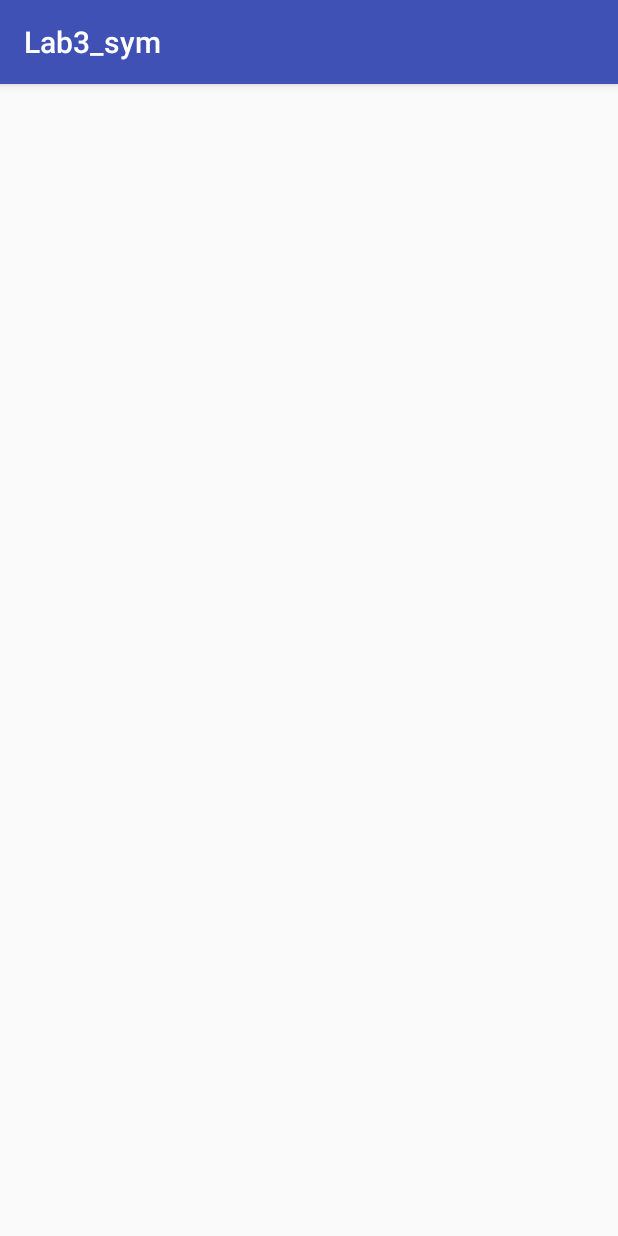
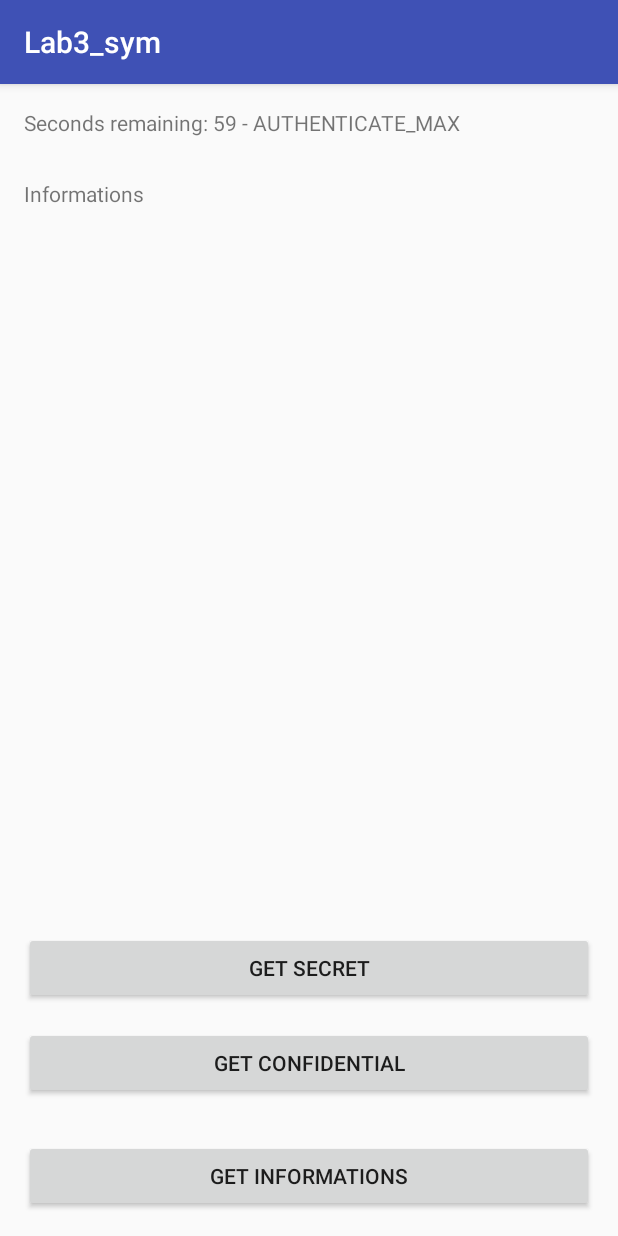
Before and after one commit to ThibaultSchowing/SYM-lab03, an Android app: the Wellcome screen opened directly, with no data from a screen before it, on a phone screen of 412 x 824 dp. Run offline under Robolectric (Android 15) with nearby library versions, the phone set to English and light mode, and no system bars.

Commit message:
Countdown + level, Read NFC return to main !

```diff
--- a/Lab3_sym/app/src/main/java/ch/heig_vd/lab3_sym/Wellcome.java
+++ b/Lab3_sym/app/src/main/java/ch/heig_vd/lab3_sym/Wellcome.java
@@ -1,13 +1,111 @@
 package ch.heig_vd.lab3_sym;
 
+import android.os.CountDownTimer;
 import android.support.v7.app.AppCompatActivity;
 import android.os.Bundle;
+import android.view.View;
+import android.widget.Button;
+import android.widget.TextView;
+
+import org.w3c.dom.Text;
 
 public class Wellcome extends AppCompatActivity {
+
+    private Button btn_secret = null;
+    private Button btn_conf = null;
+    private Button btn_info = null;
+
+    private TextView txt_infos = null;
+    private TextView txt_welcome = null;
+
+    //Milisecondes max avant déconnexion (début du countdown)
+    private final int maxMs = 60000;
+    private long seconds = 0;
+
+    // Niveaux de sécurité
+    private final String AUTH_MAX = "AUTHENTICATE_MAX";
+    private final String AUTH_MED = "AUTHENTICATE_MED";
+    private final String AUTH_MIN = "AUTHENTICATE_MIN";
+    private String currentLevel = "";
+
+    private final String secret = "Secret information: I love cake !";
+    private final String conf = "Confidential information: You're beautiful !";
+    private final String info = "Informational information: Beer !";
+
+    private CountDownTimer timer = null;
 
     @Override
     protected void onCreate(Bundle savedInstanceState) {
         super.onCreate(savedInstanceState);
         setContentView(R.layout.activity_wellcome);
+
+        btn_secret = (Button) findViewById(R.id.btn_secret);
+        btn_conf = (Button) findViewById(R.id.btn_conf);
+        btn_info = (Button) findViewById(R.id.btn_info);
+
+        txt_infos = (TextView) findViewById(R.id.txt_infos);
+        txt_welcome = (TextView) findViewById(R.id.txt_welcome);
+
+        // Secondes totales pour accéder "l'information"
+
+
+
+        //TODO démarer un timer, à la fin du compteur retourner au login
+
+        timer = new CountDownTimer(maxMs, 1000) {
+
+            public void onTick(long millisUntilFinished) {
+                seconds = millisUntilFinished/1000;
+
+
+                // Le tiers le plus grand du pool de seconde = AuthHigh, le tiers du milieu = medium et le dernier tiers = low
+                if(seconds >= ((maxMs/1000)/3)*2){
+                    currentLevel = AUTH_MAX;
+                }
+                else if( seconds < ((maxMs/1000)/3)*2 && seconds >= ((maxMs/1000)/3)){
+                    currentLevel = AUTH_MED;
+                }
+                else if (seconds < ((maxMs/1000)/3)){
+                    currentLevel = AUTH_MIN;
+                }
+
+                txt_welcome.setText("Seconds remaining: " + seconds + " - " + currentLevel);
+
+            }
+
+            public void onFinish() {
+                txt_welcome.setText("done!");
+            }
+        }.start();
+
+
+
+
+        //On click listeners - choix de l'information à accéder
+
+        btn_secret.setOnClickListener(new View.OnClickListener(){
+
+            @Override
+            public void onClick(View view) {
+
+            }
+        });
+
+        btn_conf.setOnClickListener(new View.OnClickListener(){
+
+            @Override
+            public void onClick(View view) {
+
+            }
+        });
+
+        btn_info.setOnClickListener(new View.OnClickListener(){
+
+            @Override
+            public void onClick(View view) {
+
+            }
+        });
+
     }
 }
--- a/Lab3_sym/app/src/main/res/layout/activity_wellcome.xml
+++ b/Lab3_sym/app/src/main/res/layout/activity_wellcome.xml
@@ -10,4 +10,57 @@
     android:paddingTop="@dimen/activity_vertical_margin"
     tools:context="ch.heig_vd.lab3_sym.Wellcome">
 
+    <TextView
+        android:text="Welcome !"
+        android:layout_width="wrap_content"
+        android:layout_height="wrap_content"
+        android:layout_alignParentTop="true"
+        android:layout_alignParentLeft="true"
+        android:layout_alignParentStart="true"
+        android:id="@+id/txt_welcome" />
+
+    <TextView
+        android:text="Informations"
+        android:layout_width="wrap_content"
+        android:layout_height="wrap_content"
+        android:layout_below="@+id/txt_welcome"
+        android:layout_alignParentLeft="true"
+        android:layout_alignParentStart="true"
+        android:layout_marginTop="28dp"
+        android:id="@+id/txt_infos" />
+
+    <Button
+        android:text="Get Informations"
+        android:layout_width="wrap_content"
+        android:layout_height="wrap_content"
+        android:id="@+id/btn_info"
+        android:layout_alignParentBottom="true"
+        android:layout_alignParentLeft="true"
+        android:layout_alignParentStart="true"
+        android:layout_alignParentRight="true"
+        android:layout_alignParentEnd="true" />
+
+    <Button
+        android:text="Get Confidential"
+        android:layout_width="wrap_content"
+        android:layout_height="wrap_content"
+        android:id="@+id/btn_conf"
+        android:layout_above="@+id/btn_info"
+        android:layout_alignParentLeft="true"
+        android:layout_alignParentStart="true"
+        android:layout_marginBottom="27dp"
+        android:layout_alignParentRight="true"
+        android:layout_alignParentEnd="true" />
+
+    <Button
+        android:text="Get Secret"
+        android:layout_width="wrap_content"
+        android:layout_height="wrap_content"
+        android:id="@+id/btn_secret"
+        android:layout_marginBottom="15dp"
+        android:layout_above="@+id/btn_conf"
+        android:layout_alignParentLeft="true"
+        android:layout_alignParentStart="true"
+        android:layout_alignParentRight="true"
+        android:layout_alignParentEnd="true" />
 </RelativeLayout>
```
Also changed, not shown: Lab3_sym/app/src/main/res/layout/activity_main.xml (+46 -44 lines).
